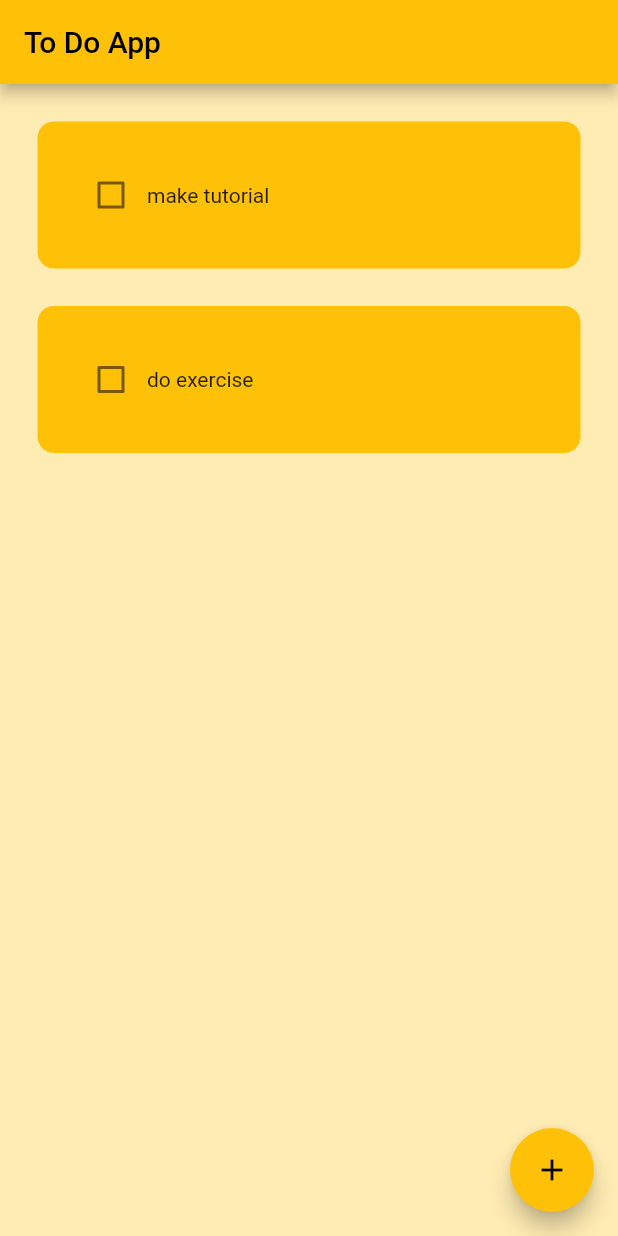
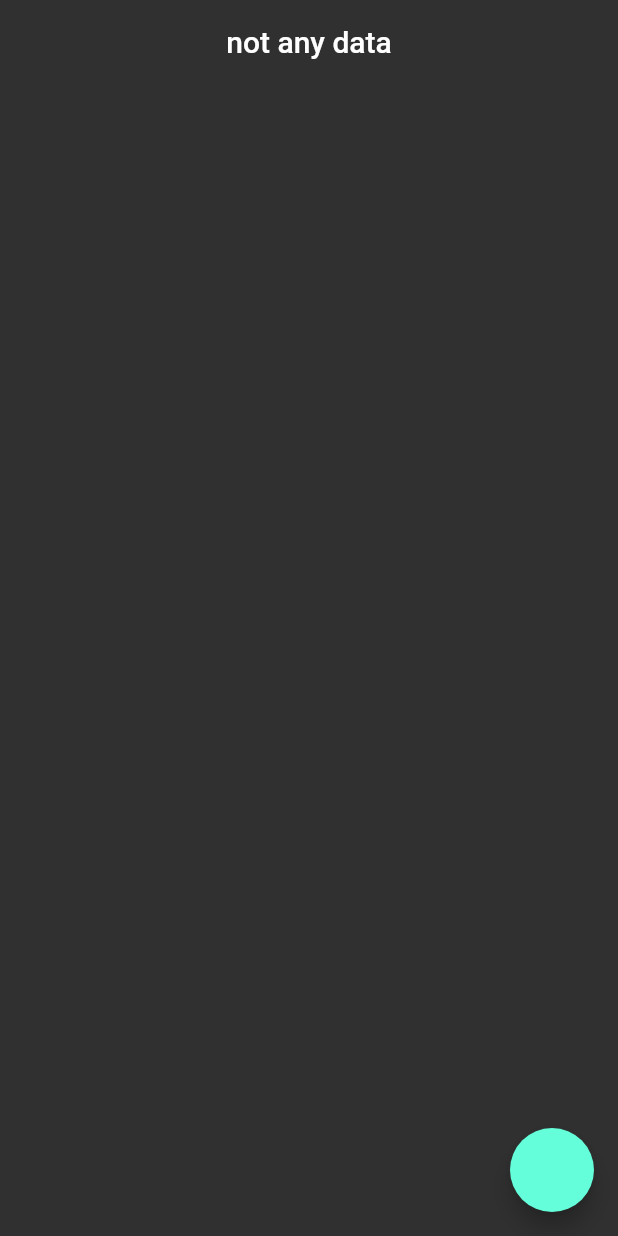
Before and after one commit to mertkarahan955/flutter_egitim, a Flutter app: the screen it shows after launch, on a phone screen of 412 x 824 dp. Run offline on Flutter 3.47's test engine with Material 2 defaults, Android fonts, the phone set to English and light mode, and no system bars; our stand-ins replace flutter_slidable.

Commit message:
tabView ve modeller eklendi

```diff
--- /dev/null
+++ b/lib/101/demo/chat_app.dart
@@ -0,0 +1,57 @@
+import 'package:flutter/material.dart';
+import 'dart:math';
+
+class MyApp extends StatefulWidget {
+  @override
+  _MyAppState createState() => _MyAppState();
+}
+
+class _MyAppState extends State<MyApp> {
+  List<String> messages = [
+    "Her şeyiniz yolunda gidecek.",
+    "Hayatınız hep güzel olacak.",
+    "Başarı her zaman yanınızda olacak.",
+    "Mutlu ve huzurlu olmanız dileğiyle.",
+    "Her zaman pozitif düşüneceksiniz."
+  ];
+  String message = "";
+
+  @override
+  void initState() {
+    super.initState();
+    _getMessage();
+  }
+
+  void _getMessage() {
+    setState(() {
+      message = messages[Random().nextInt(messages.length)];
+    });
+  }
+
+  @override
+  Widget build(BuildContext context) {
+    return MaterialApp(
+      home: Scaffold(
+        appBar: AppBar(
+          title: Text("Motivasyon Botu"),
+        ),
+        body: Column(
+          mainAxisAlignment: MainAxisAlignment.center,
+          children: <Widget>[
+            Text(
+              message,
+              style: TextStyle(fontSize: 20),
+            ),
+            SizedBox(
+              height: 20,
+            ),
+            ElevatedButton(
+              onPressed: _getMessage,
+              child: Text("Başka Bir Mesaj"),
+            ),
+          ],
+        ),
+      ),
+    );
+  }
+}
--- /dev/null
+++ b/lib/202/model_learn.dart
@@ -0,0 +1,119 @@
+// ignore_for_file: public_member_api_docs, sort_constructors_first
+class PostModel {
+  int? userId;
+  int? id;
+  String? title;
+  String? body;
+}
+
+class PostModel2 {
+  int userId;
+  int id;
+  String title;
+  String body;
+  PostModel2(
+    this.userId,
+    this.id,
+    this.title,
+    this.body,
+  );
+}
+
+class PostModel3 {
+  final int userId;
+  final int id;
+  final String title;
+  final String body;
+
+  PostModel3(this.userId, this.id, this.title, this.body);
+}
+
+class PostModel4 {
+  final int userId;
+  final int id;
+  final String title;
+  final String body;
+
+  PostModel4(
+      {required this.userId,
+      required this.id,
+      required this.title,
+      required this.body});
+}
+
+class PostModel5 {
+  final int _userId;
+  final int _id;
+  final String _title;
+  final String _body;
+
+  PostModel5(
+      {required int userId,
+      required int id,
+      required String title,
+      required String body})
+      : _userId = userId,
+        _id = id,
+        _title = title,
+        _body = body;
+  int get userId => _userId;
+}
+
+class PostModel6 {
+  late final int _userId;
+  late final int _id;
+  late final String _title;
+  late final String _body;
+
+  PostModel6(
+      {required int userId,
+      required int id,
+      required String title,
+      required String body})
+      : _userId = userId,
+        _id = id,
+        _title = title,
+        _body = body;
+}
+
+class PostModel7 {
+  late final int _userId;
+  late final int _id;
+  late final String _title;
+  late final String _body;
+
+  PostModel7({int userId = 0, int id = 0, String title = '', String body = ''})
+      : _userId = userId,
+        _id = id,
+        _title = title,
+        _body = body;
+}
+
+class PostModel8 {
+  final int? userId;
+  final int? id;
+  final String? title;
+  String? body;
+
+  PostModel8({this.userId, this.id, this.title, this.body});
+
+  void updateBody(String? data) {
+    if (data != null && data.isNotEmpty) {
+      this.body = data;
+    }
+  }
+
+  PostModel8 copyWith({
+    int? userId,
+    int? id,
+    String? title,
+    String? body,
+  }) {
+    return PostModel8(
+      userId: userId ?? this.userId,
+      id: id ?? this.id,
+      title: title ?? this.title,
+      body: body ?? this.body,
+    );
+  }
+}
--- /dev/null
+++ b/lib/202/model_learn_view.dart
@@ -0,0 +1,57 @@
+import 'package:flutter/material.dart';
+import 'package:flutter_application_2/202/model_learn.dart';
+
+class ModelLearnView extends StatefulWidget {
+  const ModelLearnView({super.key});
+
+  @override
+  State<ModelLearnView> createState() => _ModelLearnViewState();
+}
+
+class _ModelLearnViewState extends State<ModelLearnView> {
+  var user9 = PostModel8(body: 'a');
+  @override
+  void initState() {
+    super.initState();
+    final user1 = PostModel()
+      ..userId = 1
+      ..title = 'mk';
+    user1.body = 'hello';
+
+    final user2 = PostModel2(1, 2, 'a', 'b');
+    user2.body = 'c';
+
+    final user3 = PostModel3(1, 2, 'a', 'b');
+    // user3.body = 'c'; cannot change
+
+    final user4 = PostModel4(userId: 1, id: 2, title: 'a', body: 'b');
+    // user4.body = 'c'; cannot change
+
+    final user5 = PostModel5(userId: 1, id: 2, title: 'a', body: 'b');
+    // user5. private
+    user5.userId; // we can reach userId because we created a getter method
+    final user6 = PostModel6(userId: 1, id: 2, title: 'a', body: 'b');
+
+    final user7 = PostModel7();
+
+    // servisten data cekerken en iyisi
+    final user8 = PostModel8(body: 'a');
+  }
+
+  @override
+  Widget build(BuildContext context) {
+    return Scaffold(
+      floatingActionButton: FloatingActionButton(
+        onPressed: () {
+          setState(() {
+            user9 = user9.copyWith(title: 'mk');
+            user9.updateBody(null);
+          });
+        },
+      ),
+      appBar: AppBar(
+        title: Text(user9.title ?? 'not any data'),
+      ),
+    );
+  }
+}
--- a/lib/main.dart
+++ b/lib/main.dart
@@ -17,6 +17,8 @@ import '101/padding_learn.dart';
 import '101/statefull_learn.dart';
 import '101/stateless_learn.dart';
 import '101/text_field_learn.dart';
+import '202/model_learn_view.dart';
+import '202/tab_learn.dart';
 
 void main() => runApp(const MyApp());
 
@@ -27,10 +29,41 @@ class MyApp extends StatelessWidget {
   @override
   Widget build(BuildContext context) {
     return MaterialApp(
-      title: 'To Do App',
       debugShowCheckedModeBanner: false,
-      theme: ThemeData(primarySwatch: Colors.amber),
-      home: ToDoApp(),
+      theme: ThemeData.dark().copyWith(
+        tabBarTheme: const TabBarTheme(
+          labelColor: Colors.white,
+          unselectedLabelColor: Colors.red,
+          indicatorSize: TabBarIndicatorSize.label,
+        ),
+        bottomAppBarTheme:
+            const BottomAppBarTheme(shape: CircularNotchedRectangle()),
+        progressIndicatorTheme:
+            const ProgressIndicatorThemeData(color: Colors.white),
+        listTileTheme: const ListTileThemeData(contentPadding: EdgeInsets.zero),
+        cardTheme: CardTheme(
+            shape: RoundedRectangleBorder(
+                borderRadius: BorderRadius.circular(20))),
+        textSelectionTheme: const TextSelectionThemeData(
+            selectionColor: Colors.red,
+            cursorColor: Colors.green,
+            selectionHandleColor: Colors.black),
+        inputDecorationTheme: const InputDecorationTheme(
+            filled: true,
+            fillColor: Colors.white,
+            iconColor: Colors.red,
+            labelStyle: TextStyle(color: Colors.lime),
+            border: OutlineInputBorder(),
+            floatingLabelStyle: TextStyle(
+                color: Colors.red, fontSize: 24, fontWeight: FontWeight.w600)),
+        appBarTheme: const AppBarTheme(
+          centerTitle: true,
+          systemOverlayStyle: SystemUiOverlayStyle.light,
+          backgroundColor: Colors.transparent,
+          elevation: 0,
+        ),
+      ),
+      home: ModelLearnView(),
     );
   }
 }
```
Also changed, not shown: lib/202/tab_learn.dart (added, +65 -0 lines), 1 other file.
